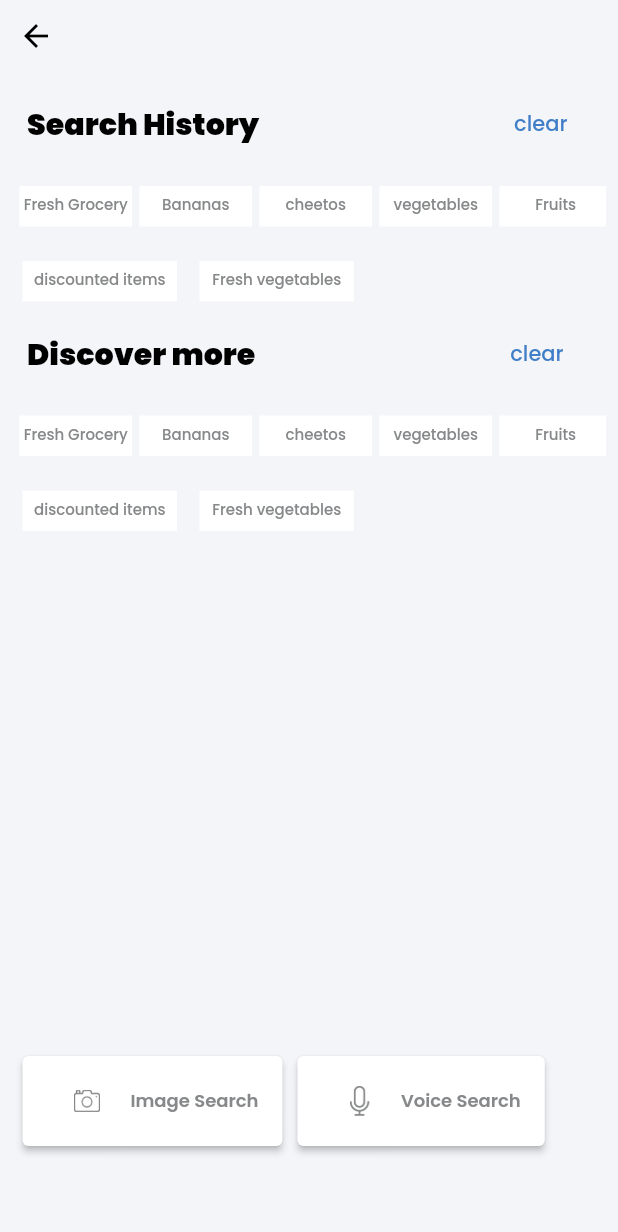
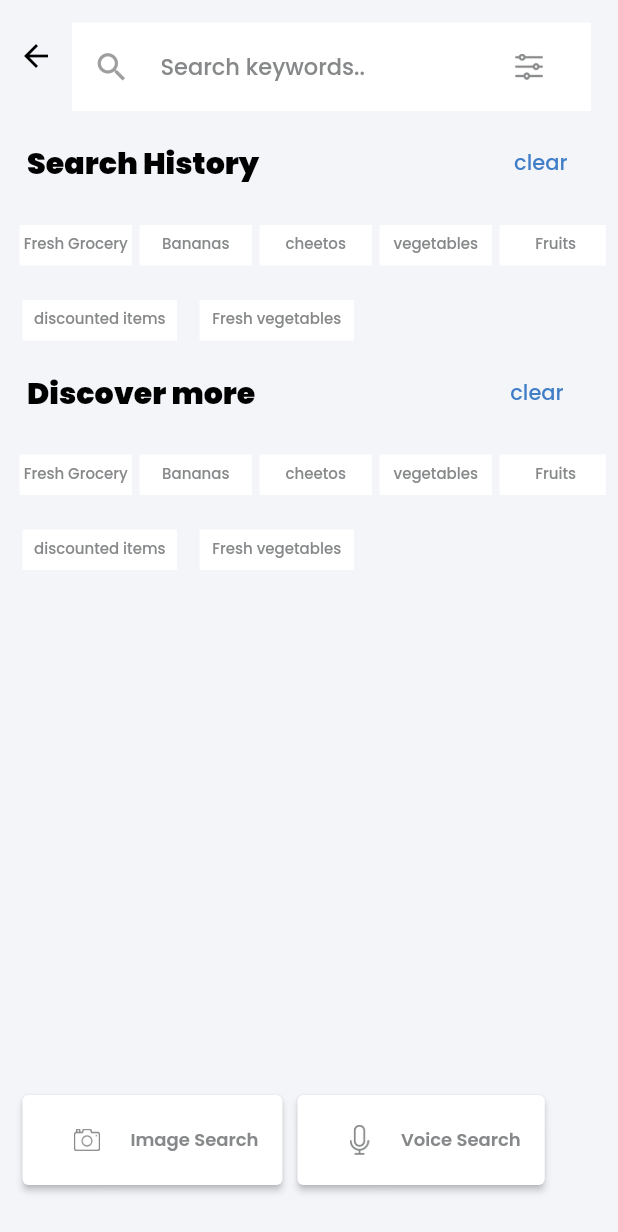
Before and after one commit to unnatidonda/big-cart, a Flutter app: the Search screen opened directly, on a phone screen of 412 x 824 dp. Shown: the top 1232 px of the screen. Run offline on Flutter 3.47's test engine with Material 2 defaults, Android fonts, the phone set to English and light mode, and no system bars.

```diff
--- a/lib/big_cart/filter_screen.dart
+++ b/lib/big_cart/filter_screen.dart
@@ -269,12 +269,14 @@ class _FilterScreenState extends State<FilterScreen> {
                 ),
               ),
             ),
-            const SizedBox(height: 170),
+            const SizedBox(height: 200),
             const Row(
               children: [
                 SizedBox(width: 12),
                 StartedContainer(
-                  name: "Apply filter",
+                  elevated: "Apply filter",
+                  width: 360,
+                  height: 60,
                 ),
               ],
             ),
--- a/lib/big_cart/search.dart
+++ b/lib/big_cart/search.dart
@@ -14,7 +14,9 @@ class _SearchState extends State<Search> {
     return Scaffold(
       backgroundColor: const Color(0xFFF4F5F9),
       body: SafeArea(
-        child: Column(
+        child: ListView(
+          children: [
+            Column(
               children: [
                 Row(
                   children: [
@@ -22,7 +24,50 @@ class _SearchState extends State<Search> {
                       style: ButtonStyle(
                         iconSize: MaterialStateProperty.all(25),
                       ),
-                  color: Color(0xFF000000),
+                      color: const Color(0xFF000000),
+                    ),
+                    Expanded(
+                      child: Padding(
+                        padding: const EdgeInsets.only(right: 18, top: 15),
+                        child: TextField(
+                          decoration: InputDecoration(
+                            contentPadding: const EdgeInsets.all(20),
+                            isDense: true,
+                            border: InputBorder.none,
+                            filled: true,
+                            fillColor: const Color(0xFFFFFFFF),
+                            suffixIcon: Padding(
+                              padding: const EdgeInsets.all(14),
+                              child: Row(
+                                children: [
+                                  const Icon(
+                                    Icons.search,
+                                    color: Color(0xFF9E9E9E),
+                                    size: 25,
+                                  ),
+                                  const SizedBox(width: 20),
+                                  const Text(
+                                    "Search keywords..",
+                                    style: TextStyle(
+                                      color: Color(0xFF868889),
+                                      fontWeight: FontWeight.w500,
+                                      fontSize: 15,
+                                      fontFamily: "Poppins",
+                                    ),
+                                  ),
+                                  const SizedBox(width: 100),
+                                  Image.asset(
+                                    "assets/images/filtter.png",
+                                    width: 19,
+                                    height: 17,
+                                    color: const Color(0xFF868889),
+                                  ),
+                                ],
+                              ),
+                            ),
+                          ),
+                        ),
+                      ),
                     ),
                   ],
                 ),
@@ -244,7 +289,11 @@ class _SearchState extends State<Search> {
                   child: Row(
                     children: [
                       ElevatedButton(
-                    style: ButtonStyle(backgroundColor: MaterialStateColor.resolveWith((states) => const Color(0xFFFFFFFF))),
+                        style: ButtonStyle(
+                          backgroundColor: MaterialStateColor.resolveWith(
+                            (states) => const Color(0xFFFFFFFF),
+                          ),
+                        ),
                         onPressed: () {},
                         child: Container(
                           height: 60,
@@ -273,9 +322,13 @@ class _SearchState extends State<Search> {
                           ),
                         ),
                       ),
-                  SizedBox(width: 10),
+                      const SizedBox(width: 10),
                       ElevatedButton(
-                    style: ButtonStyle(backgroundColor: MaterialStateColor.resolveWith((states) => const Color(0xFFFFFFFF))),
+                        style: ButtonStyle(
+                          backgroundColor: MaterialStateColor.resolveWith(
+                            (states) => const Color(0xFFFFFFFF),
+                          ),
+                        ),
                         onPressed: () {},
                         child: Container(
                           height: 60,
@@ -309,6 +362,8 @@ class _SearchState extends State<Search> {
                 ),
               ],
             ),
+          ],
+        ),
       ),
     );
   }
--- a/lib/main.dart
+++ b/lib/main.dart
@@ -1,5 +1,6 @@
-import 'package:big_cart/big_cart/about_me.dart';
 import 'package:flutter/material.dart';
+
+import 'big_cart/welcome.dart';
 
 void main() {
   runApp(const MyApp());
@@ -19,7 +20,7 @@ class MyApp extends StatelessWidget {
       ),
       // initialRoute: Routesname.initialRoute,
       // routes: AppRoutes().approutes,
-      home: const AboutMe(),
+      home: const Welcome(),
     );
   }
 }
```
Also changed, not shown: lib/big_cart/home_screen.dart (+42 -22 lines), lib/big_cart/my_order.dart (added, +40 -0 lines), assets/images/filtter.png (added), pubspec.lock. Lines whose indentation alone changed are shown as unchanged.
